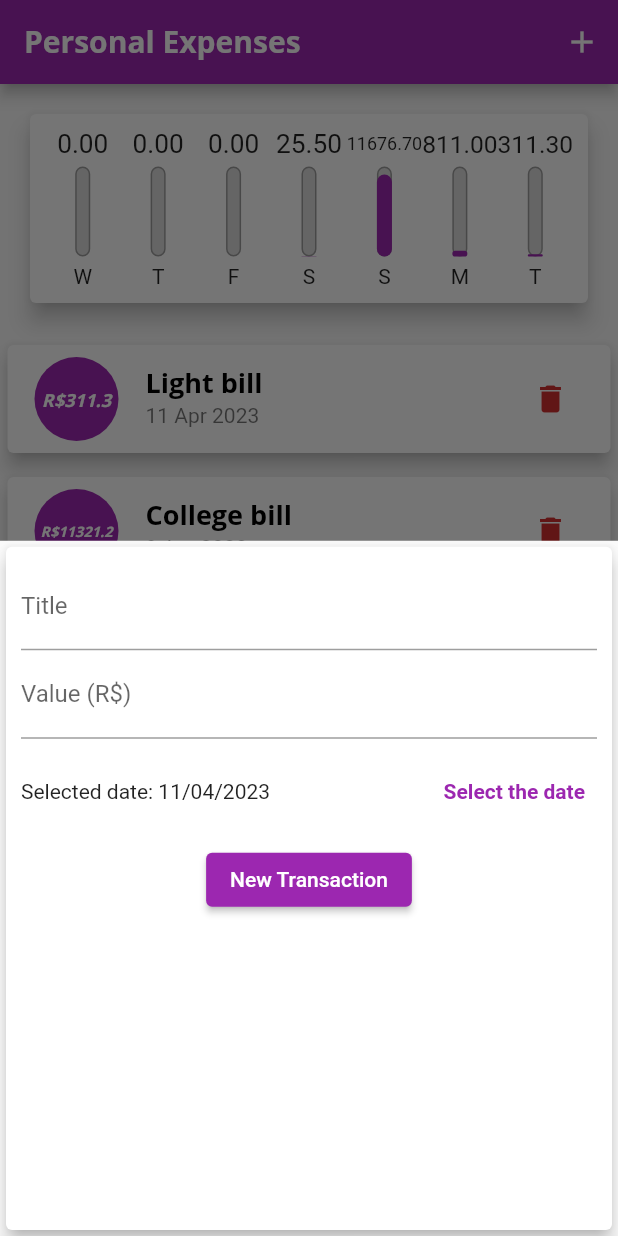
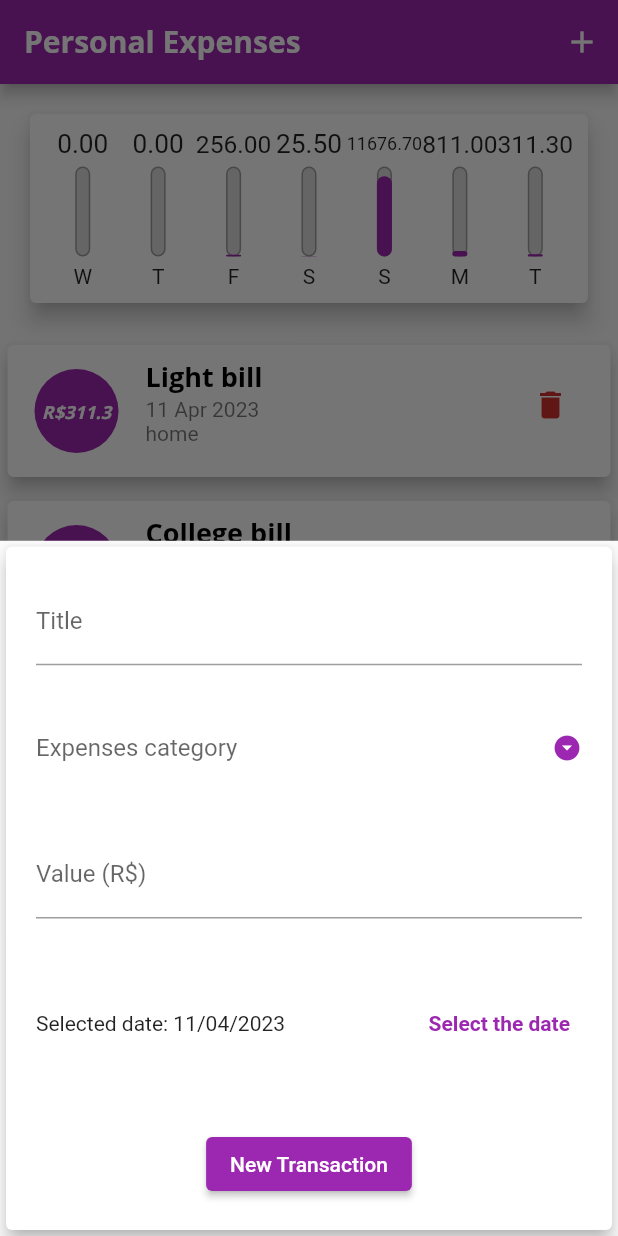
Before and after one commit to PabloCurty/my_expenses, a Flutter app: the screen it shows after launch, after a tap on the "delete" icon, after a tap on the "add" icon, on a phone screen of 412 x 824 dp. Run offline on Flutter 3.47's test engine with Material 2 defaults, Android fonts, the phone set to English and light mode, and no system bars.

Commit message:
expenses category

```diff
--- a/lib/components/transaction_form.dart
+++ b/lib/components/transaction_form.dart
@@ -4,7 +4,7 @@ import 'package:flutter/material.dart';
 import 'package:intl/intl.dart';
 
 class TransactionForm extends StatefulWidget {
-  final void Function(String, double, DateTime) onSubmit;
+  final void Function(String, double, DateTime, String) onSubmit;
 
   const TransactionForm(this.onSubmit, {super.key});
 
@@ -15,7 +15,33 @@ class TransactionForm extends StatefulWidget {
 class _TransactionFormState extends State<TransactionForm> {
   final _titleController = TextEditingController();
   final _valueController = TextEditingController();
+  final _expCategory = TextEditingController();
   DateTime? _selectedDate = DateTime.now();
+  String? dropDownValue;
+  final itens = [
+    'home',
+    'transport',
+    'health',
+    'education',
+    'fun',
+    'food',
+    'clothing',
+    'technology',
+    'creditCard',
+  ];
+
+  DropdownMenuItem<String> buildMenuItem(String item) => DropdownMenuItem(
+        value: item,
+        alignment: Alignment.centerLeft,
+        child: Text(
+          item,
+          style: const TextStyle(
+            fontWeight: FontWeight.bold,
+            fontSize: 16,
+
+          ),
+        ),
+      );
 
   _submitForm() {
     final title = _titleController.text;
@@ -23,7 +49,8 @@ class _TransactionFormState extends State<TransactionForm> {
     if (title.isEmpty || value <= 0 || _selectedDate == null) {
       return;
     }
-    widget.onSubmit(title, value, _selectedDate!);
+    final expCategory = _expCategory.text;
+    widget.onSubmit(title, value, _selectedDate!, expCategory);
   }
 
   _showDatePicker() {
@@ -47,8 +74,10 @@ class _TransactionFormState extends State<TransactionForm> {
     return Card(
       elevation: 5,
       child: Padding(
-        padding: const EdgeInsets.all(10),
-        child: Column(children: <Widget>[
+        padding: const EdgeInsets.all(20),
+        child: Column(
+          mainAxisAlignment: MainAxisAlignment.spaceBetween,
+          children: <Widget>[
           TextField(
             controller: _titleController,
             onSubmitted: (_) => _submitForm(),
@@ -56,9 +85,32 @@ class _TransactionFormState extends State<TransactionForm> {
               labelText: 'Title',
             ),
           ),
+          Container(
+            height: 40,
+            decoration: BoxDecoration(
+              borderRadius: BorderRadius.circular(8),
+              //border: Border.all(color: Colors.purple, width: 2),
+            ),
+            child: DropdownButtonHideUnderline(
+              child: DropdownButton<String>(
+                hint: const Text(
+                  'Expenses category',
+                  textAlign: TextAlign.center,
+                ),
+                value: dropDownValue,
+                isExpanded: true,
+                iconSize: 20,
+                icon: const Icon(Icons.arrow_drop_down_circle,
+                    color: Colors.purple),
+                items: itens.map(buildMenuItem).toList(),
+                onChanged: (value) => setState(() => dropDownValue = _expCategory.text = value.toString()),
+              ),
+            ),
+          ),
           TextField(
             controller: _valueController,
-            keyboardType: const TextInputType.numberWithOptions(decimal: true),
+            keyboardType:
+                const TextInputType.numberWithOptions(decimal: true),
             onSubmitted: (_) => _submitForm(),
             decoration: const InputDecoration(
               labelText: 'Value (R\$)',
--- a/lib/components/transaction_list.dart
+++ b/lib/components/transaction_list.dart
@@ -58,8 +58,9 @@ class TransactionList extends StatelessWidget {
                       style: Theme.of(context).textTheme.titleLarge,
                     ),
                     subtitle: Text(
-                      DateFormat('d MMM y').format(e.date),
+                      '${DateFormat('d MMM y').format(e.date)}\n${e.expenseCategory}',
                     ),
+                    isThreeLine: true,
                     trailing: IconButton(
                       onPressed: () => onRemove(e.id),
                       icon: const Icon(Icons.delete),
--- a/lib/main.dart
+++ b/lib/main.dart
@@ -64,49 +64,57 @@ class _MyHomePageState extends State<MyHomePage> {
       title: 'Run shoes',
       value: 316.76,
       date: DateTime.now(),
+      expenseCategory: 'clothes',
     ),
     Transaction(
       id: 't2',
       title: 'Light bill',
       value: 311.30,
       date: DateTime.now(),
+      expenseCategory: 'home',
     ),
     Transaction(
       id: 't3',
       title: 'College bill',
       value: 11321.20,
       date: DateTime.now().subtract(const Duration(days: 2)),
+      expenseCategory: 'education',
     ),
     Transaction(
       id: 't4',
       title: 'Credcard bill',
       value: 355.50,
       date: DateTime.now().subtract(const Duration(days: 2)),
+      expenseCategory: 'creditCard',
     ),
     Transaction(
       id: 't5',
       title: 'Medical appointment bill',
       value: 555.50,
       date: DateTime.now().subtract(const Duration(days: 1)),
+      expenseCategory: 'helth',
     ),
     Transaction(
       id: 't6',
       title: 'Bill 1',
       value: 255.50,
       date: DateTime.now().subtract(const Duration(days: 1)),
+      expenseCategory: 'food',
     ),
     Transaction(
       id: 't7',
       title: 'Bill 2',
       value: 25.50,
       date: DateTime.now().subtract(const Duration(days: 3)),
+      expenseCategory: 'food',
     ),
-    // Transaction(
-    //   id: 't8',
-    //   title: 'Bill 3',
-    //   value: 256.00,
-    //   date: DateTime.now().subtract(const Duration(days: 4)),
-    // ),
+    Transaction(
+      id: 't8',
+      title: 'Bill 3',
+      value: 256.00,
+      date: DateTime.now().subtract(const Duration(days: 4)),
+      expenseCategory: 'helth',
+    ),
   ];
 
   List<Transaction> get _recentTransactions {
@@ -115,12 +123,14 @@ class _MyHomePageState extends State<MyHomePage> {
     }).toList();
   }
 
-  _addTransaction(String title, double value, DateTime date) {
+  _addTransaction(String title, double value, DateTime date, String expCategory) {
     final newTransaction = Transaction(
         id: Random().nextDouble().toString(),
         title: title,
         value: value,
-        date: date);
+        date: date,
+        expenseCategory: expCategory,
+    );
     setState(() {
       _transactions.add(newTransaction);
     });
--- a/lib/models/transaction.dart
+++ b/lib/models/transaction.dart
@@ -1,13 +1,27 @@
+enum EnumExpenseCategory {
+  home,
+  transport,
+  health,
+  education,
+  fun,
+  food,
+  clothing,
+  technology,
+  creditCard,
+}
+
 class Transaction {
   final String id;
   final String title;
   final double value;
   final DateTime date;
+  final String expenseCategory;
 
   Transaction({
     required this.id,
     required this.title,
     required this.value,
     required this.date,
+    required this.expenseCategory,
   });
 }
```
